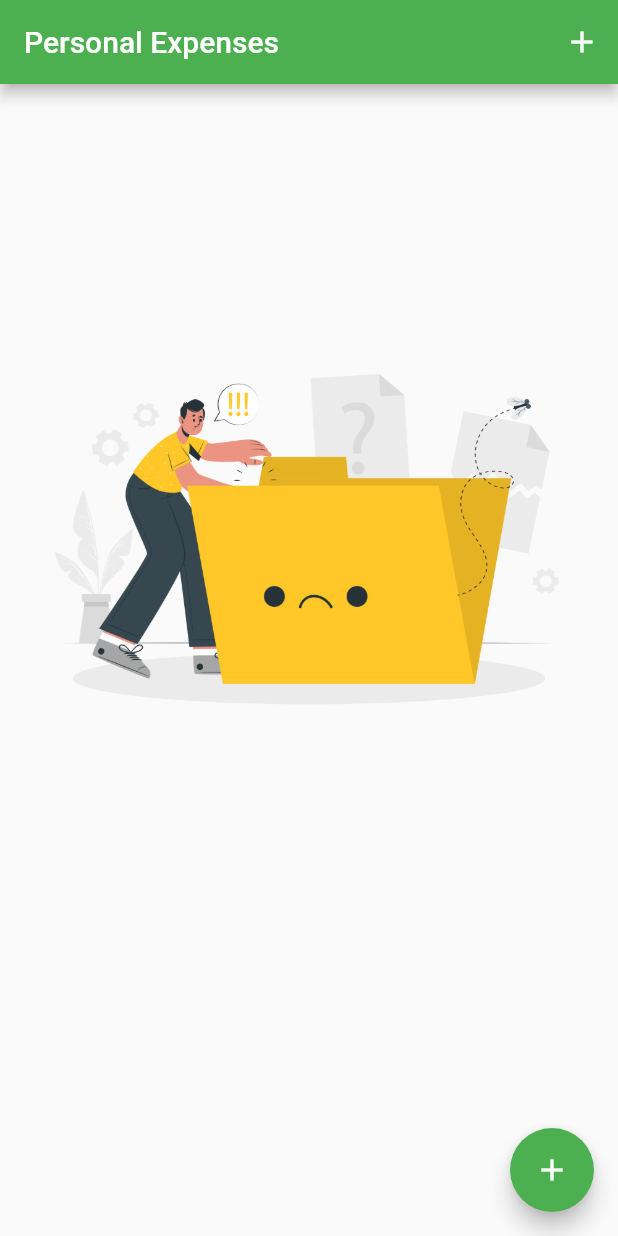
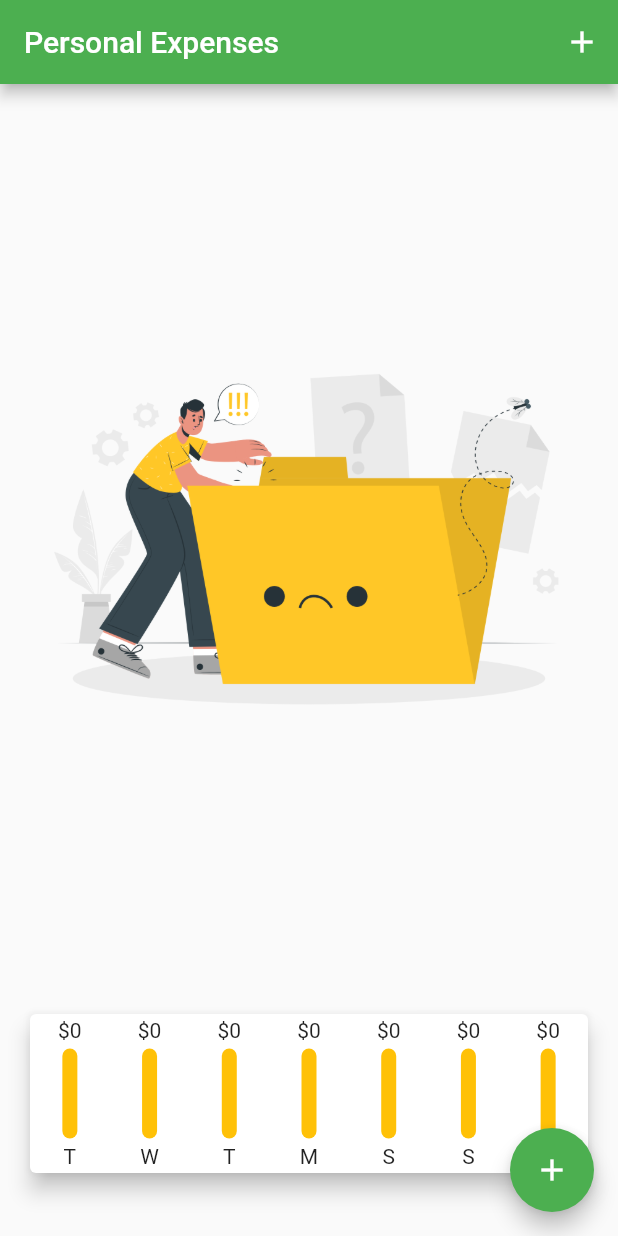
Before and after one commit to AlessandroDodi/personal_expenses_flutter_app, a Flutter app: the screen it shows after launch, on a phone screen of 412 x 824 dp. Run offline on Flutter 3.47's test engine with Material 2 defaults, Android fonts, the phone set to English and light mode, and no system bars; Roboto replaces fonts that are missing (GothicA1).

Commit message:
Add charts

```diff
--- a/lib/main.dart
+++ b/lib/main.dart
@@ -4,6 +4,7 @@ import 'package:flutter/material.dart';
 import 'widgets/new_transaction.dart';
 import 'widgets/transaction_list.dart';
 import 'models/transaction.dart';
+import 'widgets/chart.dart';
 
 void main() => runApp(MyApp());
 
@@ -34,6 +35,16 @@ class _MyHomePageState extends State<MyHomePage> {
     // Transaction(
     //     id: 't2', title: 'New phone', amount: 1999.99, date: DateTime.now())
   ];
+  List<Transaction> get _recentTransactions {
+    return _userTransaction.where((tx) {
+      return tx.date.isAfter(
+        DateTime.now().subtract(
+          Duration(days: 7),
+        ),
+      );
+    }).toList();
+  }
+
   void _addNewTransaction(String title, double amount) {
     final nexTx = Transaction(
         title: title,
@@ -66,8 +77,12 @@ class _MyHomePageState extends State<MyHomePage> {
         ],
       ),
       body: SingleChildScrollView(
-        child: TransactionList(_userTransaction),
-      ),
+          child: Column(
+        children: [
+          TransactionList(_userTransaction),
+          Chart(_recentTransactions)
+        ],
+      )),
       floatingActionButton: FloatingActionButton(
         child: Icon(Icons.add),
         onPressed: () {
--- /dev/null
+++ b/lib/widgets/chart.dart
@@ -0,0 +1,52 @@
+import 'package:flutter/material.dart';
+import 'package:intl/intl.dart';
+import '/widgets/chart_bar.dart';
+import '../models/transaction.dart';
+
+class Chart extends StatelessWidget {
+  //const Chart({super.key});
+  final List<Transaction> recentTransactions;
+  Chart(this.recentTransactions);
+  List<Map<String, Object>> get groupedTransactionValues {
+    return List.generate(7, (index) {
+      final weekDay = DateTime.now().subtract(Duration(days: index));
+
+      var totalSum = 0.0;
+      for (var tx in recentTransactions) {
+        if (tx.date.day == weekDay.day &&
+            tx.date.month == weekDay.month &&
+            tx.date.year == weekDay.year) {
+          totalSum += tx.amount;
+        }
+      }
+      return {
+        'day': DateFormat.E().format(weekDay).substring(0, 1),
+        'amount': totalSum,
+      };
+    });
+  }
+
+  double get maxSpending {
+    return groupedTransactionValues.fold(
+        0.0,
+        (previousValue, element) =>
+            (previousValue + (element['amount'] as double)));
+  }
+
+  Widget build(BuildContext context) {
+    return Card(
+      elevation: 6,
+      margin: EdgeInsets.all(20),
+      child: Row(
+        mainAxisAlignment: MainAxisAlignment.spaceAround,
+        children: groupedTransactionValues.map((data) {
+          return ChartBar(
+            data['day'].toString(),
+            (data['amount'] as double),
+            (data['amount'] as double) / maxSpending,
+          );
+        }).toList(),
+      ),
+    );
+  }
+}
--- /dev/null
+++ b/lib/widgets/chart_bar.dart
@@ -0,0 +1,48 @@
+import 'package:flutter/material.dart';
+
+class ChartBar extends StatelessWidget {
+  final String label;
+  final double spending;
+  final double spendingPctOfTotal;
+  ChartBar(this.label, this.spending, this.spendingPctOfTotal);
+
+  @override
+  Widget build(BuildContext context) {
+    return Container(
+      margin: EdgeInsets.all(3),
+      child: Column(
+        children: [
+          Text('\$${spending.toStringAsFixed(0)}'),
+          SizedBox(
+            height: 4,
+          ),
+          Container(
+            height: 60,
+            width: 10,
+            child: Stack(children: [
+              Container(
+                decoration: BoxDecoration(
+                    border: Border.all(
+                      color: Color.fromARGB(0, 140, 140, 140),
+                    ),
+                    color: Colors.amber,
+                    borderRadius: BorderRadius.circular(10)),
+              ),
+              FractionallySizedBox(
+                heightFactor: spendingPctOfTotal,
+                child: Container(
+                    decoration: BoxDecoration(
+                        color: Colors.green,
+                        borderRadius: BorderRadius.circular(10))),
+              )
+            ]),
+          ),
+          SizedBox(
+            height: 4,
+          ),
+          Text(label)
+        ],
+      ),
+    );
+  }
+}
--- a/lib/widgets/transaction_list.dart
+++ b/lib/widgets/transaction_list.dart
@@ -43,7 +43,9 @@ class TransactionList extends StatelessWidget {
                         style: const TextStyle(
                             fontSize: 17, fontWeight: FontWeight.bold),
                       ),
-                      Text(DateFormat.yMMMd().format(transactions[index].date)),
+                      Text(
+                        DateFormat.yMMMd().format(transactions[index].date),
+                      ),
                     ],
                   )
                 ]));
```
